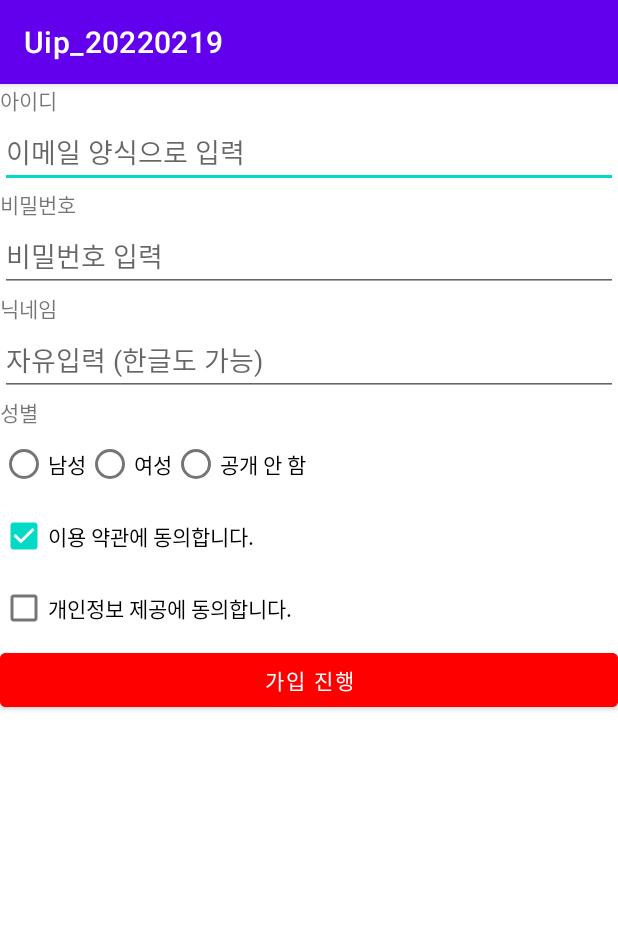
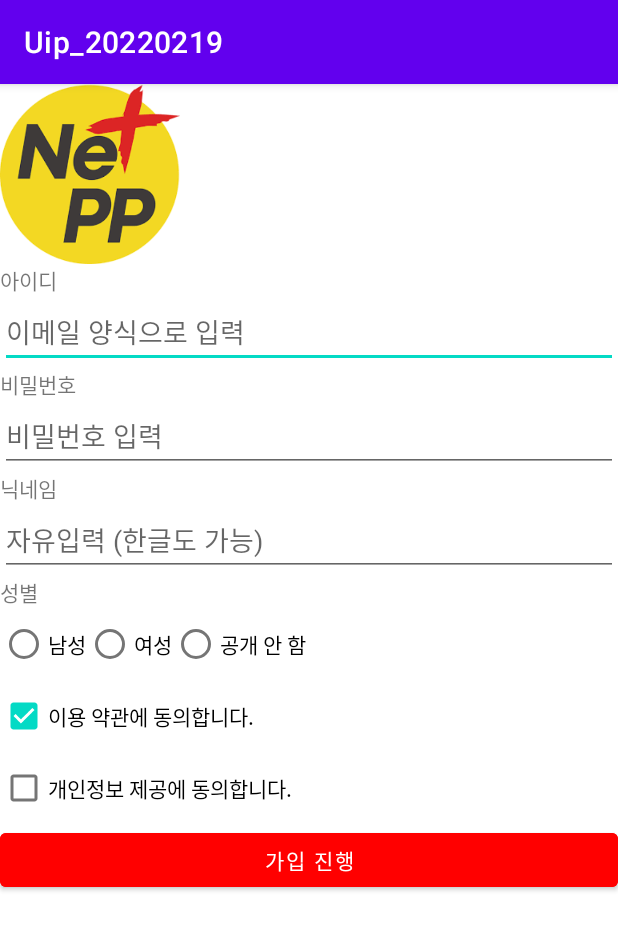
Before and after one commit to skyoo1226/Uip_20220219, an Android app: the screen it shows after launch (MainActivity), on a phone screen of 412 x 824 dp. Shown: the top 930 px of the screen. Run offline under Robolectric (Android 15) with nearby library versions, the phone set to English and light mode, and no system bars.

Commit message:
그림넣기

```diff
--- a/app/src/main/res/layout/activity_main.xml
+++ b/app/src/main/res/layout/activity_main.xml
@@ -8,7 +8,14 @@
     android:orientation="vertical"
     tools:context=".MainActivity">
 
-   <TextView
+    <ImageView
+        android:layout_width="120dp"
+        android:layout_height="120dp"
+        android:src="@drawable/nepplus_logo1"/>
+
+
+
+    <TextView
        android:layout_width="wrap_content"
        android:layout_height="wrap_content"
        android:text="아이디" />
```
Also changed, not shown: app/src/main/res/drawable/nepplus_logo1.png (added).
